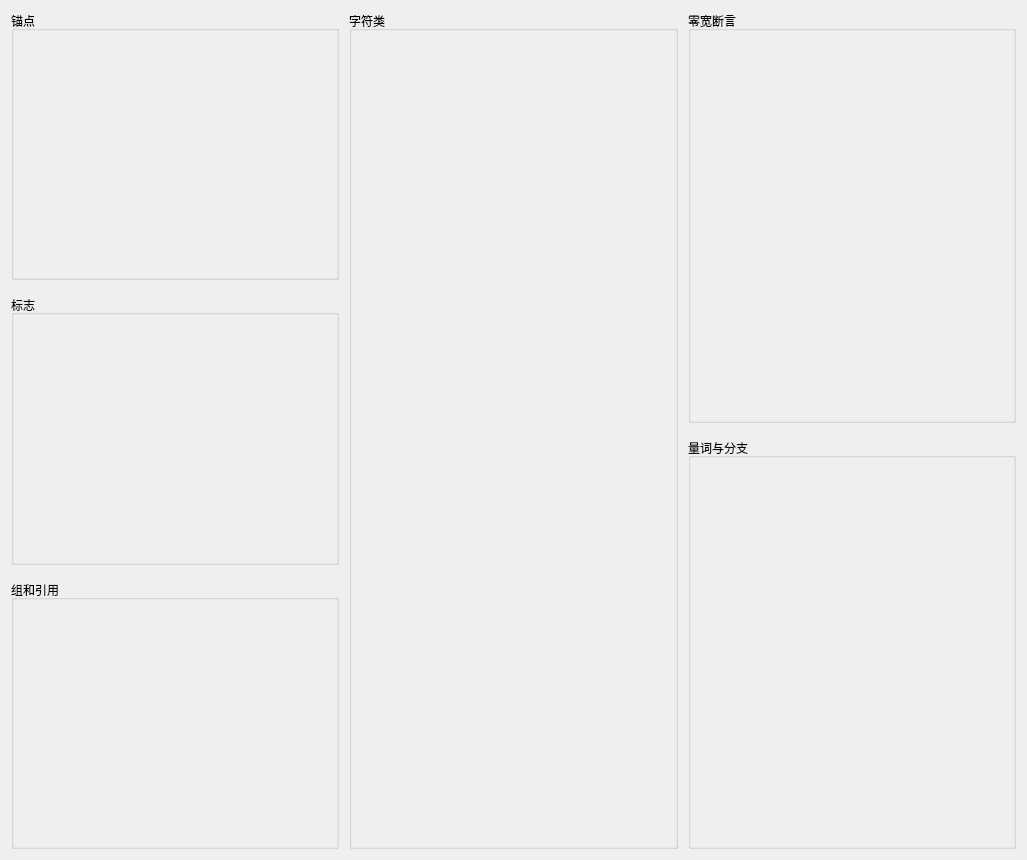
Above: src/page/cheatSheetWnd/CheatSheetWindow.ui from CodingRookie98/RegexLearning before the change. Below: the same form after it.
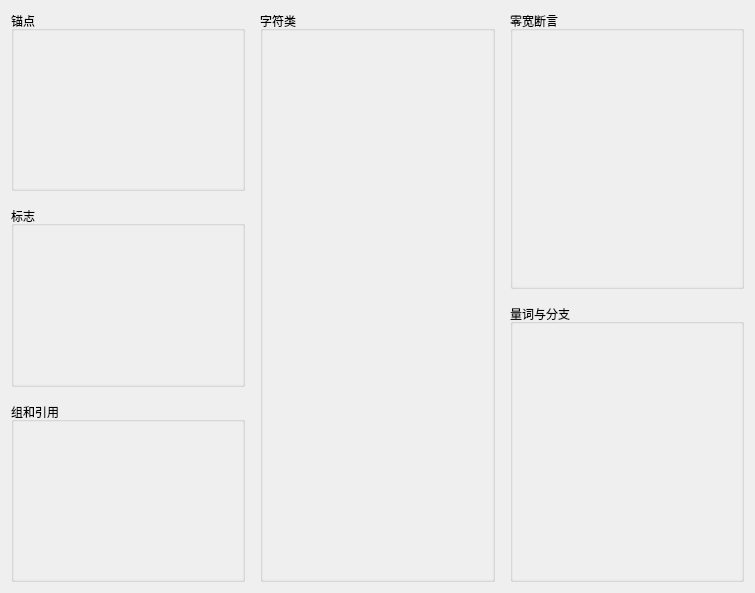
That is the form after the change.

Diff of the .ui file:
```diff
--- a/src/page/cheatSheetWnd/CheatSheetWindow.ui
+++ b/src/page/cheatSheetWnd/CheatSheetWindow.ui
@@ -6,19 +6,27 @@
    <rect>
     <x>0</x>
     <y>0</y>
-    <width>1027</width>
-    <height>860</height>
+    <width>755</width>
+    <height>593</height>
    </rect>
   </property>
   <property name="windowTitle">
    <string>Form</string>
   </property>
   <layout class="QGridLayout" name="gridLayout_13">
+   <property name="sizeConstraint">
+    <enum>QLayout::SetMinimumSize</enum>
+   </property>
    <property name="horizontalSpacing">
-    <number>10</number>
+    <number>15</number>
    </property>
    <item row="0" column="1">
-    <widget class="QGroupBox" name="groupBox_2">
+    <widget class="QGroupBox" name="groupBox_cs4">
+     <property name="font">
+      <font>
+       <stylestrategy>PreferAntialias</stylestrategy>
+      </font>
+     </property>
      <property name="title">
       <string>字符类</string>
      </property>
@@ -52,13 +60,13 @@
         <property name="alignment">
          <set>Qt::AlignCenter</set>
         </property>
-        <widget class="QWidget" name="scrollAreaWidgetContents_2">
+        <widget class="QWidget" name="scrollAreaWidgetContents_4">
          <property name="geometry">
           <rect>
            <x>0</x>
            <y>0</y>
-           <width>327</width>
-           <height>817</height>
+           <width>233</width>
+           <height>550</height>
           </rect>
          </property>
          <layout class="QGridLayout" name="gridLayout_4">
@@ -100,8 +108,7 @@
       <widget class="QGroupBox" name="groupBox">
        <property name="font">
         <font>
-         <pointsize>9</pointsize>
-         <bold>false</bold>
+         <stylestrategy>PreferAntialias</stylestrategy>
         </font>
        </property>
        <property name="title">
@@ -139,8 +146,8 @@
             <rect>
              <x>0</x>
              <y>0</y>
-             <width>324</width>
-             <height>248</height>
+             <width>230</width>
+             <height>159</height>
             </rect>
            </property>
            <layout class="QGridLayout" name="gridLayout_2">
@@ -174,7 +181,12 @@
       </widget>
      </item>
      <item>
-      <widget class="QGroupBox" name="groupBox_4">
+      <widget class="QGroupBox" name="groupBox_cs2">
+       <property name="font">
+        <font>
+         <stylestrategy>PreferAntialias</stylestrategy>
+        </font>
+       </property>
        <property name="title">
         <string notr="true">标志</string>
        </property>
@@ -205,13 +217,13 @@
           <property name="widgetResizable">
            <bool>true</bool>
           </property>
-          <widget class="QWidget" name="scrollAreaWidgetContents_4">
+          <widget class="QWidget" name="scrollAreaWidgetContents_2">
            <property name="geometry">
             <rect>
              <x>0</x>
              <y>0</y>
-             <width>324</width>
-             <height>247</height>
+             <width>230</width>
+             <height>158</height>
             </rect>
            </property>
            <layout class="QGridLayout" name="gridLayout_8">
@@ -245,7 +257,12 @@
       </widget>
      </item>
      <item>
-      <widget class="QGroupBox" name="groupBox_5">
+      <widget class="QGroupBox" name="groupBox_cs3">
+       <property name="font">
+        <font>
+         <stylestrategy>PreferAntialias</stylestrategy>
+        </font>
+       </property>
        <property name="title">
         <string>组和引用</string>
        </property>
@@ -276,13 +293,13 @@
           <property name="widgetResizable">
            <bool>true</bool>
           </property>
-          <widget class="QWidget" name="scrollAreaWidgetContents_5">
+          <widget class="QWidget" name="scrollAreaWidgetContents_3">
            <property name="geometry">
             <rect>
              <x>0</x>
              <y>0</y>
-             <width>324</width>
-             <height>248</height>
+             <width>230</width>
+             <height>159</height>
             </rect>
            </property>
            <layout class="QGridLayout" name="gridLayout_10">
@@ -323,7 +340,12 @@
       <number>15</number>
      </property>
      <item>
-      <widget class="QGroupBox" name="groupBox_3">
+      <widget class="QGroupBox" name="groupBox_cs5">
+       <property name="font">
+        <font>
+         <stylestrategy>PreferAntialias</stylestrategy>
+        </font>
+       </property>
        <property name="title">
         <string>零宽断言</string>
        </property>
@@ -354,13 +376,13 @@
           <property name="widgetResizable">
            <bool>true</bool>
           </property>
-          <widget class="QWidget" name="scrollAreaWidgetContents_3">
+          <widget class="QWidget" name="scrollAreaWidgetContents_5">
            <property name="geometry">
             <rect>
              <x>0</x>
              <y>0</y>
-             <width>324</width>
-             <height>390</height>
+             <width>230</width>
+             <height>256</height>
             </rect>
            </property>
            <layout class="QGridLayout" name="gridLayout_6">
@@ -394,7 +416,12 @@
       </widget>
      </item>
      <item>
-      <widget class="QGroupBox" name="groupBox_6">
+      <widget class="QGroupBox" name="groupBox_cs6">
+       <property name="font">
+        <font>
+         <stylestrategy>PreferAntialias</stylestrategy>
+        </font>
+       </property>
        <property name="title">
         <string>量词与分支</string>
        </property>
@@ -430,8 +457,8 @@
             <rect>
              <x>0</x>
              <y>0</y>
-             <width>324</width>
-             <height>389</height>
+             <width>230</width>
+             <height>256</height>
             </rect>
            </property>
            <layout class="QGridLayout" name="gridLayout_12">
```
Left out of the diff: 27 changed lines with no effect on the pictures.
